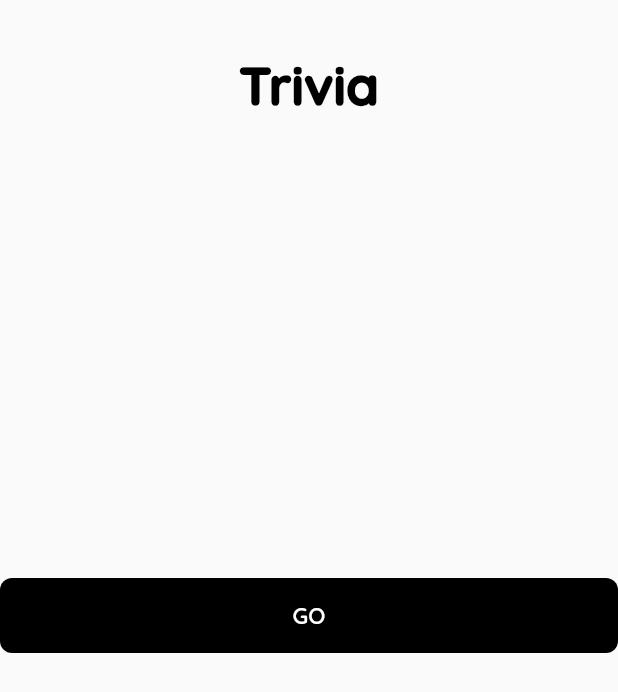
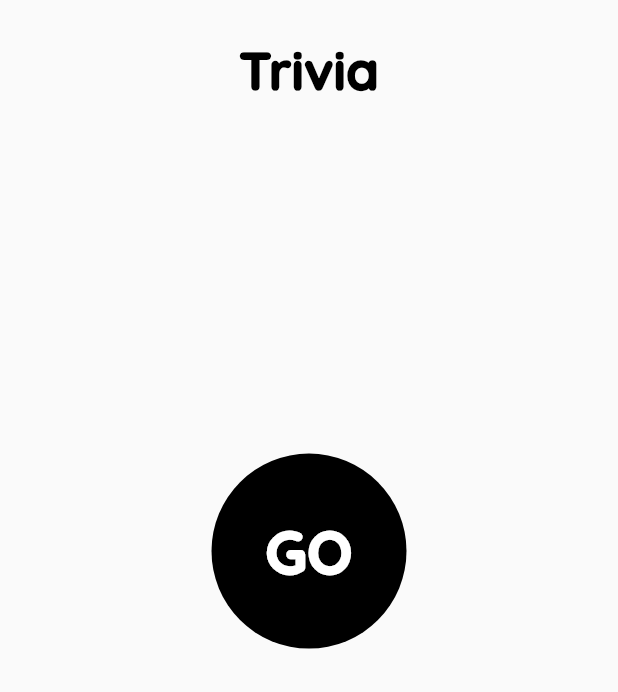
Before and after one commit to Christgrant98/ai-fish-aquarium, a Flutter app: the TriviaGamePage screen opened by its route, on a phone screen of 412 x 824 dp. Shown: the top 692 px of the screen. Run offline on Flutter 3.47's test engine with Material 2 defaults, Android fonts, the phone set to English and light mode, and no system bars; our stand-ins replace blurrycontainer, camera, carousel_slider, go_router, google_fonts, google_nav_bar and 3 more; missing offline and left inert: google_mlkit_image_labeling, langchain, langchain_openai; accounts and stored records are empty.

Commit message:
go bttn upgraded

```diff
--- a/lib/src/pages/trivia_game_page.dart
+++ b/lib/src/pages/trivia_game_page.dart
@@ -17,18 +17,17 @@ class TriviaGamePage extends StatelessWidget {
         height: MediaQuery.of(context).size.height * .9,
         child: const Column(
           children: [
-            SizedBox(height: 35),
+            SizedBox(height: 25),
             TextView(
               text: 'Trivia',
               fontSize: 35,
               fontWeight: FontWeight.w900,
               color: Colors.black,
             ),
-            Spacer(),
+            SizedBox(height: 10),
             Center(
               child: TriviaView(),
             ),
-            Spacer(),
           ],
         ),
       ),
--- a/lib/src/subViews/trivia_view.dart
+++ b/lib/src/subViews/trivia_view.dart
@@ -70,10 +70,18 @@ class _TriviaViewState extends State<TriviaView> {
   }
 
   Widget _buildInitialStepView() {
-    return Column(
-      children: [
-        CustomButton(
+    return Container(
+      height: MediaQuery.of(context).size.height * .7,
+      child: CircleAvatar(
+        backgroundColor: Colors.black,
+        radius: 65,
+        child: TextButton(
+          child: const TextView(
+            fontWeight: FontWeight.w900,
             text: 'GO',
+            fontSize: 40,
+            color: Colors.white,
+          ),
           onPressed: () {
             showDialog(
               barrierColor: Colors.black87,
@@ -118,17 +126,19 @@ class _TriviaViewState extends State<TriviaView> {
               },
             );
           },
-        )
-      ],
+        ),
+      ),
     );
   }
 
   Widget _buildQuestionStepView({
     required final void Function() navigationAction,
   }) {
-    return Container(
-      height: MediaQuery.of(context).size.height * 0.8,
-      width: MediaQuery.of(context).size.width * 0.9,
+    return Stack(
+      children: [
+        Container(
+          height: MediaQuery.of(context).size.height * .8,
+          width: MediaQuery.of(context).size.width * .9,
           padding: const EdgeInsets.all(16.0),
           decoration: BoxDecoration(
             color: Colors.white,
@@ -145,7 +155,9 @@ class _TriviaViewState extends State<TriviaView> {
           child: Column(
             children: [
               TextView(
-            text: indexQuestion.toString(),
+                text: 'Pregunta #${(indexQuestion + 1).toString()}',
+                fontSize: 16,
+                fontWeight: FontWeight.bold,
               ),
               Image.asset(questionsData.questions[indexQuestion].imagePath),
               const SizedBox(height: 15),
@@ -153,15 +165,19 @@ class _TriviaViewState extends State<TriviaView> {
                 text: questionsData.questions[indexQuestion].question,
                 fontWeight: FontWeight.bold,
                 textAlign: TextAlign.center,
+                fontSize: 15,
               ),
+              const SizedBox(height: 5),
               Expanded(
                 child: ListView.builder(
-              itemCount: questionsData.questions[indexQuestion].answers.length,
+                  itemCount:
+                      questionsData.questions[indexQuestion].answers.length,
                   itemBuilder: (context, answerIndex) {
-                final answer =
-                    questionsData.questions[indexQuestion].answers[answerIndex];
+                    final answer = questionsData
+                        .questions[indexQuestion].answers[answerIndex];
 
                     return Card(
+                      elevation: 2,
                       color: selectedAnswerIndex == answerIndex
                           ? Colors.greenAccent
                           : Colors.white,
@@ -180,6 +196,7 @@ class _TriviaViewState extends State<TriviaView> {
                   },
                 ),
               ),
+              const SizedBox(height: 5),
               if (selectedAnswerIndex != null)
                 CustomButton(
                   onPressed: () {
@@ -193,6 +210,8 @@ class _TriviaViewState extends State<TriviaView> {
                 ),
             ],
           ),
+        ),
+      ],
     );
   }
 }
```
Lines whose indentation alone changed are shown as unchanged.
